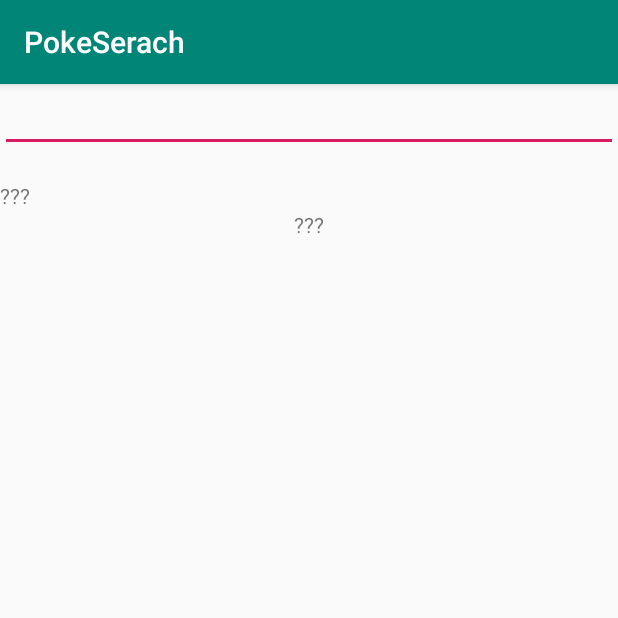
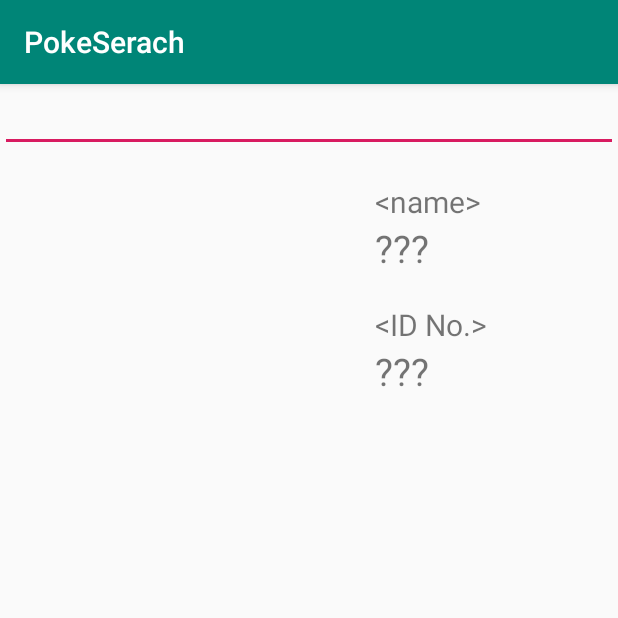
Before and after one commit to tsukajizo/poke-search, an Android app: the screen it shows after launch (MainActivity), on a phone screen of 412 x 824 dp, the top half of it. Run offline under Robolectric (Android 15) with nearby library versions, the phone set to English and light mode, and no system bars; our stand-ins replace RxJava; network calls fail; pictures from the network do not load.

Commit message:
change layout

```diff
--- a/app/src/main/res/layout/activity_main.xml
+++ b/app/src/main/res/layout/activity_main.xml
@@ -12,7 +12,9 @@
             android:layout_height="wrap_content"
             app:layout_constraintLeft_toLeftOf="parent"
             app:layout_constraintRight_toRightOf="parent"
-            app:layout_constraintTop_toTopOf="parent">
+            app:layout_constraintTop_toTopOf="parent"
+            android:maxLines="1"
+    >
     </EditText>
     <TextView
             android:id="@+id/error"
@@ -22,32 +24,57 @@
             app:layout_constraintRight_toRightOf="@id/search"
             app:layout_constraintTop_toBottomOf="@id/search"
     />
-
-    <TextView
-            android:id="@+id/pokeId"
-            android:layout_width="0dp"
+    <LinearLayout
+            android:layout_width="match_parent"
             android:layout_height="wrap_content"
+            android:orientation="horizontal"
             app:layout_constraintLeft_toLeftOf="@id/error"
             app:layout_constraintRight_toRightOf="@id/error"
             app:layout_constraintTop_toBottomOf="@id/error"
-            android:text="@string/no_item"
+    >
+        <ImageView
+                android:id="@+id/pokeImage"
+                android:layout_width="250dp"
+                android:layout_height="250dp"
+                app:layout_constraintLeft_toLeftOf="@id/pokeId"
+                app:layout_constraintRight_toRightOf="@id/pokeId"
+                app:layout_constraintTop_toBottomOf="@id/pokeName"
+        />
+
+        <LinearLayout
+                android:layout_width="match_parent"
+                      android:layout_height="wrap_content"
+                      android:orientation="vertical"
+        >
+
+            <TextView
+                    android:layout_width="match_parent"
+                    android:layout_height="wrap_content"
+                    android:text="@string/name_label"
+                    android:textSize="20sp"
 
             />
             <TextView
                     android:id="@+id/pokeName"
                     android:layout_width="wrap_content"
                     android:layout_height="wrap_content"
-            app:layout_constraintLeft_toLeftOf="@id/pokeId"
-            app:layout_constraintRight_toRightOf="@id/pokeId"
-            app:layout_constraintTop_toBottomOf="@id/pokeId"
                     android:text="@string/no_item"
+                    android:textSize="25sp"
             />
-    <ImageView
-            android:id="@+id/pokeImage"
-            android:layout_width="100dp"
-            android:layout_height="100dp"
-            app:layout_constraintLeft_toLeftOf="@id/pokeId"
-            app:layout_constraintRight_toRightOf="@id/pokeId"
-            app:layout_constraintTop_toBottomOf="@id/pokeName"
+            <TextView
+                    android:layout_width="match_parent"
+                    android:layout_height="wrap_content"
+                    android:layout_marginTop="20dp"
+                    android:text="@string/id_label"
+                    android:textSize="20sp"
             />
+            <TextView
+                    android:id="@+id/pokeId"
+                    android:layout_width="match_parent"
+                    android:layout_height="wrap_content"
+                    android:text="@string/no_item"
+                    android:textSize="25sp"
+            />
+        </LinearLayout>
+    </LinearLayout>
 </android.support.constraint.ConstraintLayout>
--- a/app/src/main/res/values/strings.xml
+++ b/app/src/main/res/values/strings.xml
@@ -1,6 +1,8 @@
 <resources>
     <string name="app_name">PokeSerach</string>
     <string name="no_item">\???</string>
+    <string name="id_label">&lt;ID No.&gt;</string>
+    <string name="name_label">&lt;name&gt;</string>
     <string name="error_id_not_found">id:%1$d is not found</string>
     <string name="error_name_not_found">name:%1$s is not found</string>
 </resources>
```
Lines whose indentation alone changed are shown as unchanged.
